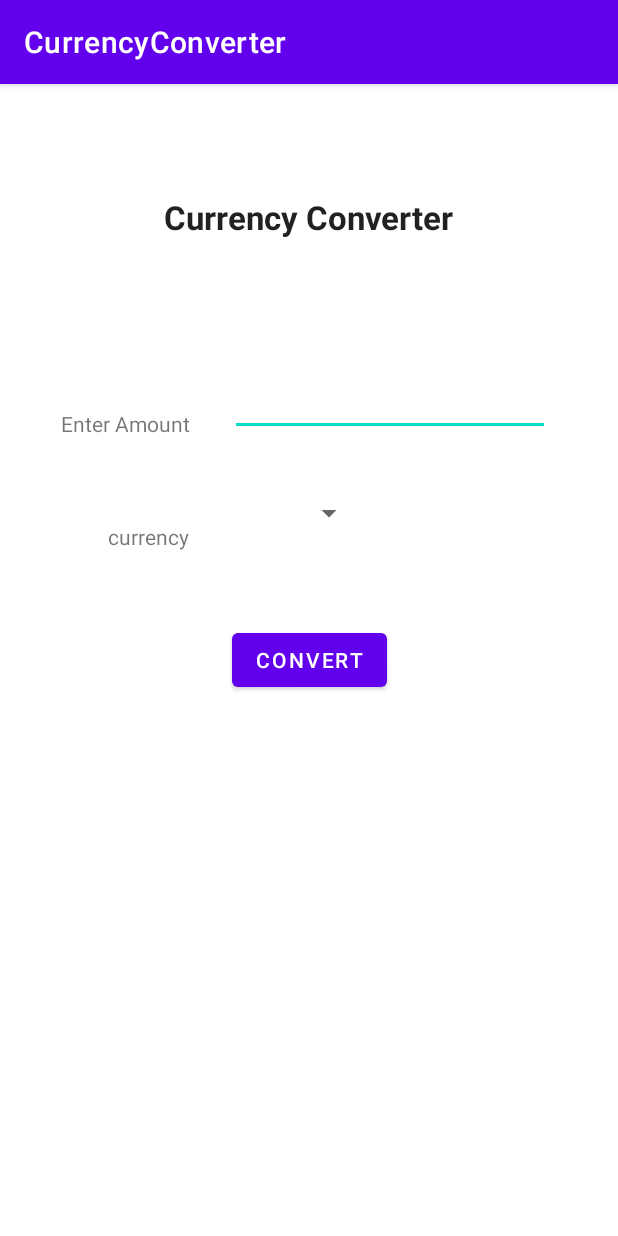
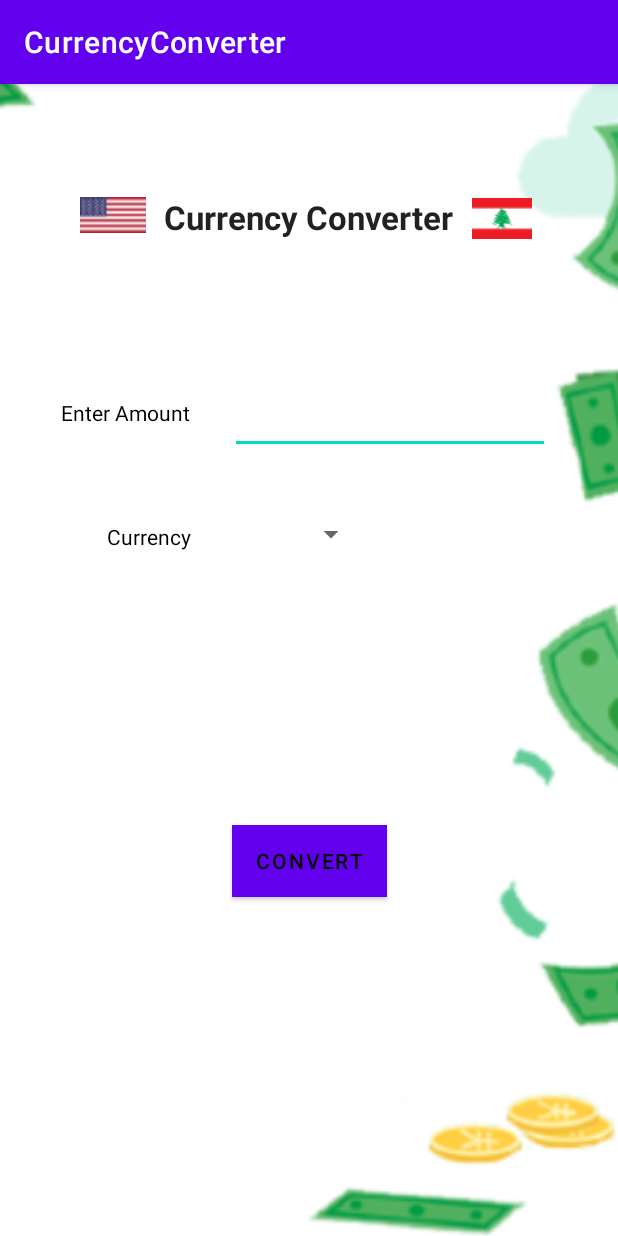
Before and after one commit to ElieBadari/Currency-Converter, an Android app: the screen it shows after launch (MainActivity), on a phone screen of 412 x 824 dp. Run offline under Robolectric (Android 15) with nearby library versions, the light colour scheme and no system bars.

Commit message:
added images and fixed UI

```diff
--- a/app/src/main/java/com/example/currencyconverter/MainActivity.java
+++ b/app/src/main/java/com/example/currencyconverter/MainActivity.java
@@ -8,7 +8,6 @@ import android.widget.EditText;
 import android.widget.Spinner;
 import android.widget.Toast;
 import java.text.DecimalFormat;
-
 
 public class MainActivity extends AppCompatActivity {
 
@@ -60,8 +59,5 @@ public class MainActivity extends AppCompatActivity {
         else{
             Toast.makeText(getApplicationContext(),"Select Currency",Toast.LENGTH_SHORT).show();
         }
-
-
     }
-
 }
--- a/app/src/main/res/layout/activity_main.xml
+++ b/app/src/main/res/layout/activity_main.xml
@@ -6,6 +6,17 @@
     android:layout_height="match_parent"
     tools:context=".MainActivity">
 
+    <ImageView
+        android:id="@+id/imageView4"
+        android:layout_width="1155dp"
+        android:layout_height="850dp"
+        app:layout_constraintBottom_toBottomOf="parent"
+        app:layout_constraintEnd_toEndOf="parent"
+        app:layout_constraintHorizontal_bias="0.631"
+        app:layout_constraintStart_toStartOf="parent"
+        app:layout_constraintTop_toTopOf="parent"
+        app:layout_constraintVertical_bias="1.0"
+        app:srcCompat="@drawable/hiclipart_com" />
 
     <TextView
         android:id="@+id/textView"
@@ -15,10 +26,10 @@
         android:textAppearance="@style/TextAppearance.AppCompat.Large"
         android:textStyle="bold"
         app:layout_constraintBottom_toBottomOf="parent"
+        app:layout_constraintHorizontal_bias="0.5"
         app:layout_constraintLeft_toLeftOf="parent"
         app:layout_constraintRight_toRightOf="parent"
         app:layout_constraintTop_toTopOf="parent"
-        app:layout_constraintHorizontal_bias="0.5"
         app:layout_constraintVertical_bias="0.1" />
 
     <Button
@@ -27,12 +38,15 @@
         android:layout_height="wrap_content"
         android:onClick="convert"
         android:text="@string/convert"
+        android:backgroundTint="@android:color/white"
+        android:background="@android:color/white"
+        android:textColor="@android:color/black"
         app:layout_constraintBottom_toBottomOf="parent"
         app:layout_constraintEnd_toEndOf="parent"
-        app:layout_constraintHorizontal_bias="0.5"
+        app:layout_constraintHorizontal_bias="0.501"
         app:layout_constraintStart_toStartOf="parent"
         app:layout_constraintTop_toTopOf="parent"
-        app:layout_constraintVertical_bias="0.5" />
+        app:layout_constraintVertical_bias="0.686" />
 
     <EditText
         android:id="@+id/money"
@@ -47,7 +61,7 @@
         app:layout_constraintHorizontal_bias="0.373"
         app:layout_constraintStart_toEndOf="@+id/amount"
         app:layout_constraintTop_toTopOf="parent"
-        app:layout_constraintVertical_bias="0.259"
+        app:layout_constraintVertical_bias="0.276"
         tools:ignore="SpeakableTextPresentCheck" />
 
     <TextView
@@ -55,12 +69,14 @@
         android:layout_width="wrap_content"
         android:layout_height="wrap_content"
         android:text="@string/enter_amount"
+        android:textColor="@color/black"
+        android:background="@color/white"
         app:layout_constraintBottom_toBottomOf="parent"
         app:layout_constraintEnd_toEndOf="parent"
         app:layout_constraintHorizontal_bias="0.125"
         app:layout_constraintStart_toStartOf="parent"
         app:layout_constraintTop_toTopOf="parent"
-        app:layout_constraintVertical_bias="0.289" />
+        app:layout_constraintVertical_bias="0.28" />
 
     <Spinner
         android:id="@+id/currency_sp"
@@ -72,7 +88,7 @@
         app:layout_constraintHorizontal_bias="0.118"
         app:layout_constraintStart_toEndOf="@+id/currency"
         app:layout_constraintTop_toTopOf="parent"
-        app:layout_constraintVertical_bias="0.364"
+        app:layout_constraintVertical_bias="0.383"
         tools:ignore="SpeakableTextPresentCheck" />
 
     <TextView
@@ -80,6 +96,8 @@
         android:layout_width="wrap_content"
         android:layout_height="wrap_content"
         android:text="@string/currency"
+        android:textColor="@color/black"
+        android:background="@color/white"
         app:layout_constraintBottom_toBottomOf="parent"
         app:layout_constraintEnd_toEndOf="parent"
         app:layout_constraintHorizontal_bias="0.201"
@@ -87,4 +105,29 @@
         app:layout_constraintTop_toTopOf="parent"
         app:layout_constraintVertical_bias="0.39" />
 
+    <ImageView
+        android:id="@+id/imageView"
+        android:layout_width="44dp"
+        android:layout_height="24dp"
+        app:layout_constraintBottom_toBottomOf="parent"
+        app:layout_constraintEnd_toEndOf="parent"
+        app:layout_constraintHorizontal_bias="0.145"
+        app:layout_constraintStart_toStartOf="parent"
+        app:layout_constraintTop_toTopOf="parent"
+        app:layout_constraintVertical_bias="0.101"
+        app:srcCompat="@drawable/us" />
+
+    <ImageView
+        android:id="@+id/imageView2"
+        android:layout_width="wrap_content"
+        android:layout_height="wrap_content"
+        app:layout_constraintBottom_toBottomOf="parent"
+        app:layout_constraintEnd_toEndOf="parent"
+        app:layout_constraintHorizontal_bias="0.846"
+        app:layout_constraintStart_toStartOf="parent"
+        app:layout_constraintTop_toTopOf="parent"
+        app:layout_constraintVertical_bias="0.103"
+        app:srcCompat="@drawable/lb" />
+
+
 </androidx.constraintlayout.widget.ConstraintLayout>
--- a/app/src/main/res/values/strings.xml
+++ b/app/src/main/res/values/strings.xml
@@ -5,6 +5,7 @@
     <string name="to">To</string>
     <string name="from">From</string>
     <string name="enter_amount">Enter Amount</string>
-    <string name="currency">currency</string>
+    <string name="currency">Currency</string>
+
 
 </resources>
```
Also changed, not shown: app/src/main/res/drawable/hiclipart_com.png (added), app/src/main/res/drawable/lb.png (added), app/src/main/res/drawable/us.png (added).
